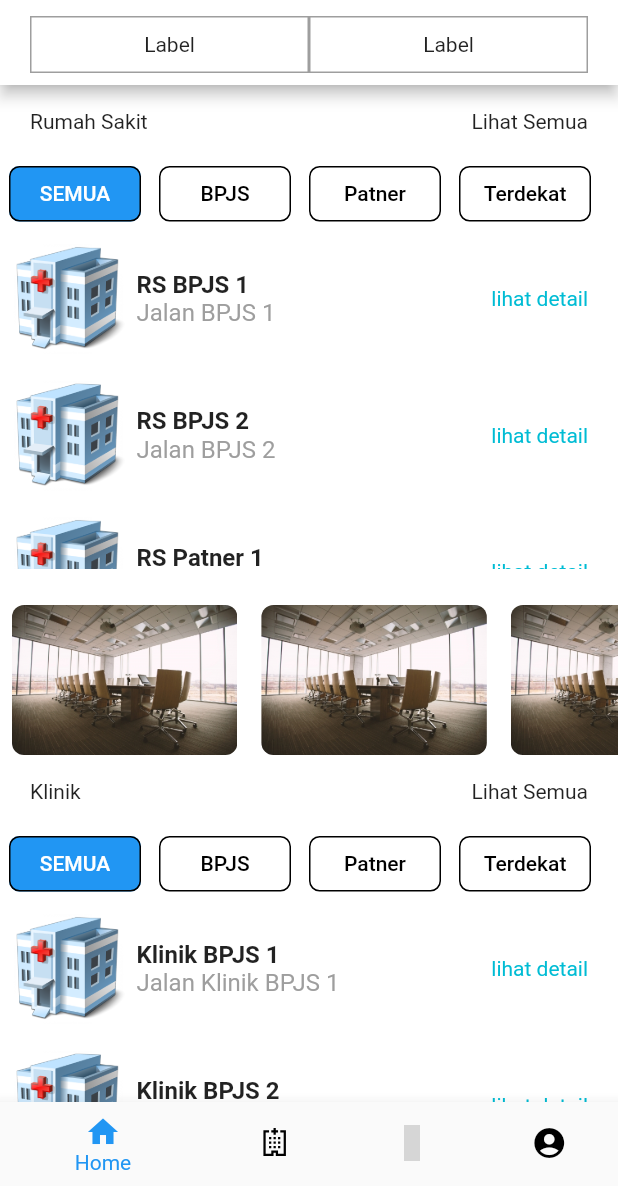
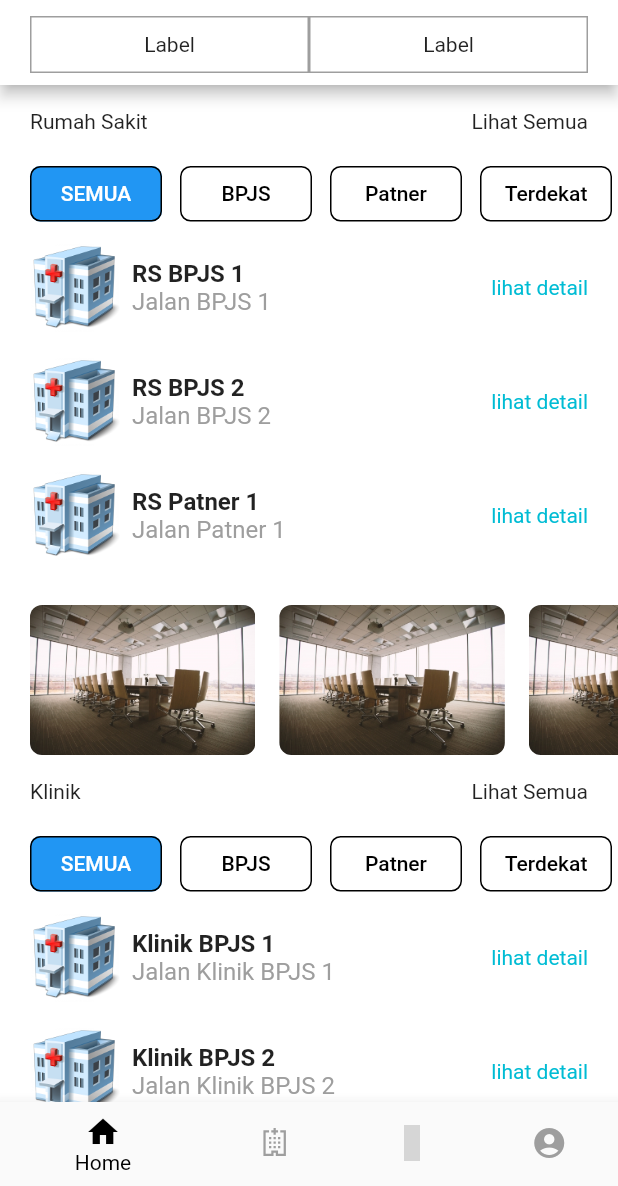
Before and after one commit to yamikhsan/valburytest, a Flutter app: the NavigationView screen opened by its route, on a phone screen of 412 x 824 dp, the part 50-1236 px from its top. Run offline on Flutter 3.47's test engine with Material 2 defaults, Android fonts, the phone set to English and light mode, and no system bars; our stand-ins replace line_icons; missing offline and left inert: future_progress_dialog; grey boxes are pictures that could not be loaded.

Commit message:
fixing bugs

```diff
--- a/lib/View/home_view.dart
+++ b/lib/View/home_view.dart
@@ -89,6 +89,7 @@ class _HomeViewState extends State<HomeView> {
             Container(
               height: 100,
               child: ListView.builder(
+                padding: EdgeInsets.symmetric(horizontal: 12),
                 physics: BouncingScrollPhysics(),
                 scrollDirection: Axis.horizontal,
                 itemCount: banner.length,
--- a/lib/View/navigation_view.dart
+++ b/lib/View/navigation_view.dart
@@ -62,9 +62,9 @@ class _NavigationViewState extends State<NavigationView> {
           ),
         ],
         currentIndex: _selectedIndex,
-        unselectedItemColor: Colors.black,
-        selectedItemColor: Colors.blue,
-        backgroundColor: Colors.black12,
+        unselectedItemColor: Colors.grey,
+        selectedItemColor: Colors.black,
+        backgroundColor: Colors.white,
         onTap: _onItemTapped,
       ),
     );
--- a/lib/Widget/list_item.dart
+++ b/lib/Widget/list_item.dart
@@ -15,7 +15,7 @@ class MyListItem extends StatefulWidget {
 class _MyListItemState extends State<MyListItem> {
 
   List myList = List.empty(growable: true);
-  double sizeImage = 75;
+  double sizeImage = 60;
 
   @override
   void initState() {
@@ -51,7 +51,7 @@ class _MyListItemState extends State<MyListItem> {
                     child: Row(
                       children: [
                         Container(
-                          margin: EdgeInsets.all(8),
+                          margin: EdgeInsets.only(left: 20, top: 8, right: 8, bottom: 8),
                           child: Image.asset(
                             'assets/images/hospital.png',
                             width: sizeImage,
--- a/lib/Widget/tabbar.dart
+++ b/lib/Widget/tabbar.dart
@@ -91,6 +91,7 @@ class _TabbarState extends State<Tabbar> with TickerProviderStateMixin {
             Container(
                 height: 49.0,
                 child: ListView.builder(
+                    padding: EdgeInsets.symmetric(horizontal: 14),
                     physics: BouncingScrollPhysics(),
                     controller: _scrollController,
                     scrollDirection: Axis.horizontal,
```
